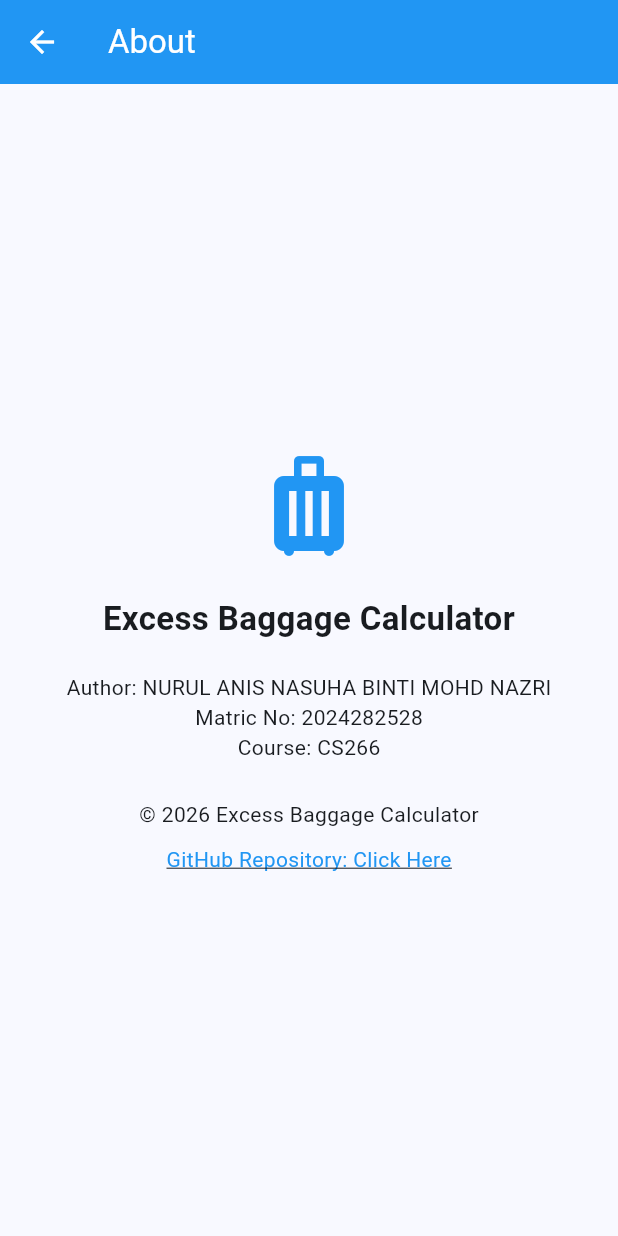
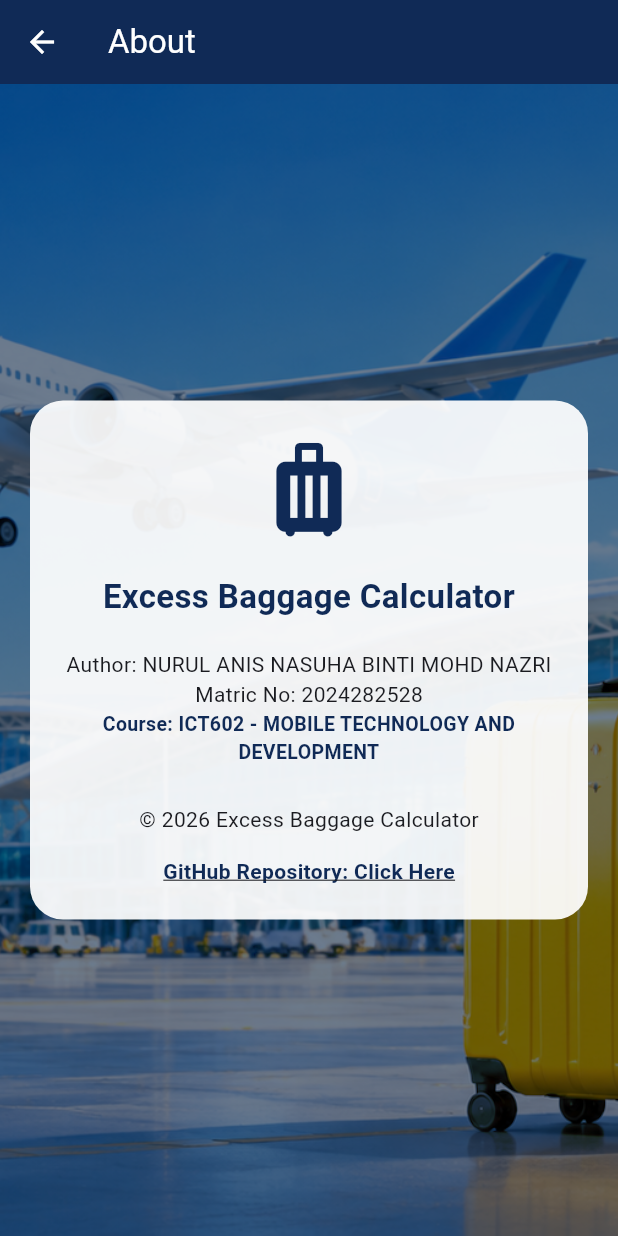
Before and after one commit to 2024282528/excess_baggage_calculator, a Flutter app: the AboutPage screen opened directly, on a phone screen of 412 x 824 dp. Run offline on Flutter 3.47's test engine with Material 3 defaults, Android fonts, the phone set to English and light mode, and no system bars; our stand-ins replace material_ui.

Commit message:
Update final design, assets and calculator features

```diff
--- a/lib/main.dart
+++ b/lib/main.dart
@@ -14,12 +14,45 @@ class MyApp extends StatelessWidget {
     return MaterialApp(
       debugShowCheckedModeBanner: false,
       title: 'Excess Baggage Calculator',
+
 theme: ThemeData(
   colorScheme: ColorScheme.fromSeed(
-          seedColor: Colors.blue,
+    seedColor: const Color(0xFF102A56),
   ),
+  scaffoldBackgroundColor: const Color(0xFFF3F6FA),
   useMaterial3: true,
+
+  inputDecorationTheme: InputDecorationTheme(
+    filled: true,
+    fillColor: Colors.white,
+    contentPadding: const EdgeInsets.symmetric(
+      horizontal: 16,
+      vertical: 18,
     ),
+    border: OutlineInputBorder(
+      borderRadius: BorderRadius.circular(14),
+      borderSide: const BorderSide(
+        color: Color(0xFF102A56),
+        width: 1.5,
+      ),
+    ),
+    enabledBorder: OutlineInputBorder(
+      borderRadius: BorderRadius.circular(14),
+      borderSide: const BorderSide(
+        color: Color(0xFF102A56),
+        width: 1.5,
+      ),
+    ),
+    focusedBorder: OutlineInputBorder(
+      borderRadius: BorderRadius.circular(14),
+      borderSide: const BorderSide(
+        color: Color(0xFF246BCE),
+        width: 2,
+      ),
+    ),
+  ),
+),
+
       home: const HomePage(),
     );
   }
@@ -85,15 +118,33 @@ class _HomePageState extends State<HomePage> {
           'Excess Baggage Calculator',
           style: TextStyle(fontWeight: FontWeight.bold),
         ),
-        backgroundColor: Colors.blue,
+        backgroundColor: const Color(0xFF102A56),
         foregroundColor: Colors.white,
+        actions: [
+  IconButton(
+    tooltip: 'Reset Calculator',
+    icon: const Icon(Icons.refresh),
+    onPressed: () {
+      setState(() {
+        weightController.clear();
+        rateController.clear();
+        ticketClass = 'Economy';
+        excessWeight = 0;
+        excessCharge = 0;
+        serviceTax = 0;
+        totalPayable = 0;
+        calculated = false;
+      });
+    },
+  ),
+],
       ),
 
       drawer: Drawer(
         child: ListView(
           children: [
             const DrawerHeader(
-              decoration: BoxDecoration(color: Colors.blue),
+              decoration: BoxDecoration(color: Color(0xFF102A56),),
               child: Text(
                 'Baggage Calculator',
                 style: TextStyle(
@@ -130,10 +181,14 @@ class _HomePageState extends State<HomePage> {
         child: Column(
           crossAxisAlignment: CrossAxisAlignment.stretch,
           children: [
-            const Icon(
-              Icons.luggage,
-              size: 65,
-              color: Colors.blue,
+            ClipRRect(
+              borderRadius: BorderRadius.circular(18),
+              child: Image.asset(
+                 'assets/airport_luggage.png',
+              width: double.infinity,
+              height: 190,
+              fit: BoxFit.cover,
+  ),
 ),
 
             const SizedBox(height: 10),
@@ -193,7 +248,11 @@ class _HomePageState extends State<HomePage> {
               ),
               decoration: const InputDecoration(
   labelText: 'Excess Baggage Rate (RM/kg)',
-                prefixIcon: Icon(Icons.attach_money),
+  prefixText: 'RM ',
+  prefixStyle: TextStyle(
+    color: Color(0xFF102A56),
+    fontWeight: FontWeight.bold,
+  ),
   border: OutlineInputBorder(),
 ),
             ),
@@ -205,7 +264,7 @@ class _HomePageState extends State<HomePage> {
               icon: const Icon(Icons.calculate),
               label: const Text('Calculate Fee'),
               style: ElevatedButton.styleFrom(
-                backgroundColor: Colors.blue,
+                backgroundColor: const Color.fromARGB(255, 10, 43, 87),
                 foregroundColor: Colors.white,
                 padding: const EdgeInsets.all(16),
               ),
@@ -298,36 +357,69 @@ class AboutPage extends StatelessWidget {
     return Scaffold(
       appBar: AppBar(
         title: const Text('About'),
-        backgroundColor: Colors.blue,
+        backgroundColor: const Color(0xFF102A56),
         foregroundColor: Colors.white,
       ),
-      body: Center(
-        child: Padding(
-          padding: EdgeInsets.all(25),
+
+body: Container(
+  width: double.infinity,
+  decoration: const BoxDecoration(
+    image: DecorationImage(
+      image: AssetImage('assets/airport_luggage.png'),
+      fit: BoxFit.cover,
+      alignment: Alignment.center,
+      colorFilter: ColorFilter.mode(
+        Color(0x990A2342),
+        BlendMode.darken,
+      ),
+    ),
+  ),
+  child: Center(
+    child: SingleChildScrollView(
+      padding: const EdgeInsets.all(20),
+      child: Container(
+        width: double.infinity,
+        padding: const EdgeInsets.all(22),
+        decoration: BoxDecoration(
+          color: Colors.white.withValues(alpha: 0.93),
+          borderRadius: BorderRadius.circular(22),
+        ),
         child: Column(
-            mainAxisAlignment: MainAxisAlignment.center,
+          mainAxisSize: MainAxisSize.min,
           children: [
-              Icon(
+            const Icon(
               Icons.luggage,
-                size: 80,
-                color: Colors.blue,
+              size: 75,
+              color: Color(0xFF102A56),
             ),
-              SizedBox(height: 20),
-              Text(
+            const SizedBox(height: 18),
+            const Text(
               'Excess Baggage Calculator',
+              textAlign: TextAlign.center,
               style: TextStyle(
                 fontSize: 22,
                 fontWeight: FontWeight.bold,
+                color: Color(0xFF102A56),
               ),
+            ),
+            const SizedBox(height: 20),
+            const Text(
+              'Author: NURUL ANIS NASUHA BINTI MOHD NAZRI',
               textAlign: TextAlign.center,
             ),
-              SizedBox(height: 20),
-              Text('Author: NURUL ANIS NASUHA BINTI MOHD NAZRI'),
-              Text('Matric No: 2024282528'),
-              Text('Course: CS266'),
-              SizedBox(height: 25),
-              Text('© 2026 Excess Baggage Calculator'),
-              SizedBox(height: 10),
+            const Text('Matric No: 2024282528'),
+            const Text(
+  'Course: ICT602 - MOBILE TECHNOLOGY AND DEVELOPMENT',
+  textAlign: TextAlign.center,
+  style: TextStyle(
+    fontSize: 13,
+    fontWeight: FontWeight.w600,
+    color: Color(0xFF102A56),
+  ),
+),
+            const SizedBox(height: 25),
+            const Text('© 2026 Excess Baggage Calculator'),
+            const SizedBox(height: 15),
             InkWell(
               onTap: () async {
                 final url = Uri.parse(
@@ -338,8 +430,9 @@ class AboutPage extends StatelessWidget {
               child: const Text(
                 'GitHub Repository: Click Here',
                 style: TextStyle(
-      color: Colors.blue,
+                  color: Color(0xFF102A56),
                   decoration: TextDecoration.underline,
+                  fontWeight: FontWeight.bold,
                 ),
               ),
             ),
@@ -347,6 +440,8 @@ class AboutPage extends StatelessWidget {
         ),
       ),
     ),
+  ),
+),
     );
   }
 }
--- a/pubspec.yaml
+++ b/pubspec.yaml
@@ -58,6 +58,10 @@ flutter:
   # included with your application, so that you can use the icons in
   # the material Icons class.
   uses-material-design: true
+  assets:
+    - assets/airport_luggage.png
+
+
 
   # To add assets to your application, add an assets section, like this:
   # assets:
```
Also changed, not shown: assets/airport_luggage.png (added). Lines whose indentation alone changed are shown as unchanged.
